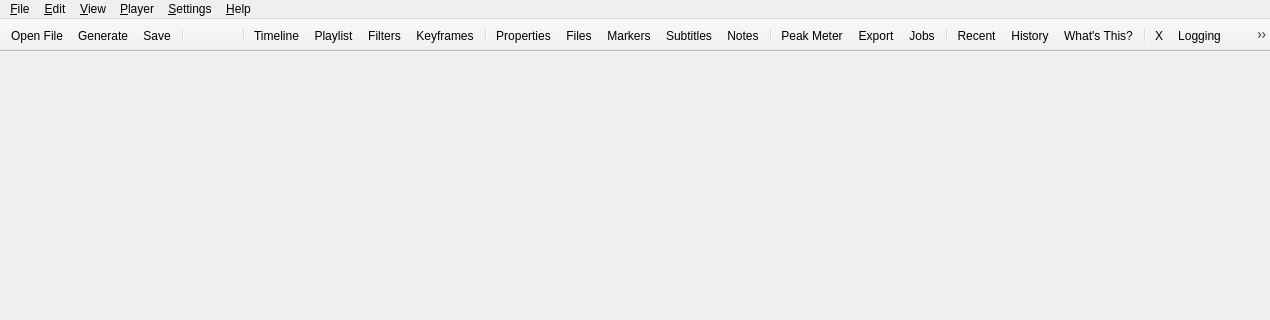
First picture: the form in src/mainwindow.ui, repository Foxlith/Shotcut-AI, before the edit; both pictures show x 0 to 1270 and y 0 to 320 of the 1270 by 688 pixel window.
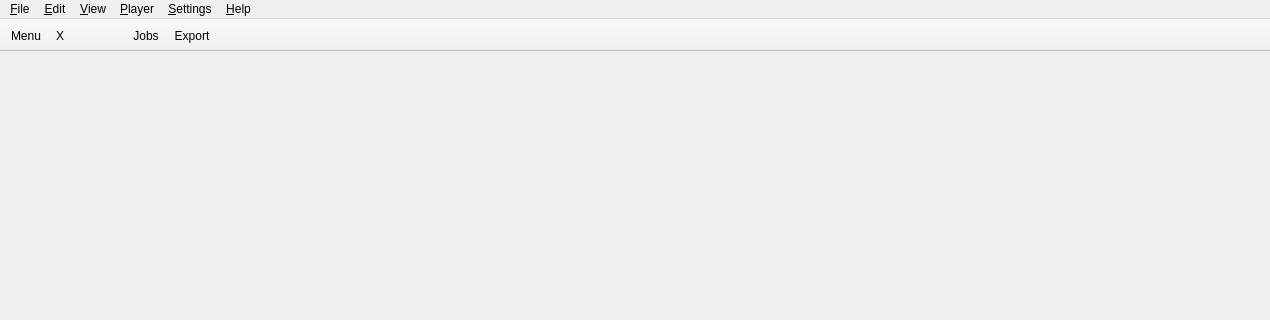
Second picture: the form after the edit. Icons and pictures are not drawn.

What changed in the file:
```diff
--- a/src/mainwindow.ui
+++ b/src/mainwindow.ui
@@ -363,46 +363,16 @@
    <attribute name="toolBarBreak">
     <bool>false</bool>
    </attribute>
-   <!-- Grupo 1: Archivo -->
-   <addaction name="actionOpen"/>
-   <addaction name="actionOpenOther2"/>
-   <addaction name="actionSave"/>
-   <addaction name="separator"/>
-   <!-- Grupo 2: Deshacer/Rehacer -->
+   <!-- Grafito top bar (52 px). Left: main menu, logo and project info
+        (inserted before dummyAction in MainWindow::setupTopBar). Center:
+        workspace switcher (inserted before dummyAction). Right: undo/redo
+        (inserted between the undo separators), jobs and export. -->
+   <addaction name="actionMainMenu"/>
+   <addaction name="dummyAction"/>
    <addaction name="undoStartSeparator"/>
    <addaction name="undoEndSeparator"/>
-   <addaction name="separator"/>
-   <!-- Grupo 3: Paneles de Trabajo -->
-   <addaction name="actionTimeline"/>
-   <addaction name="actionPlaylist"/>
-   <addaction name="actionFilters"/>
-   <addaction name="actionKeyframes"/>
-   <addaction name="separator"/>
-   <!-- Grupo 4: Paneles Secundarios -->
-   <addaction name="actionProperties"/>
-   <addaction name="actionFiles"/>
-   <addaction name="actionMarkers"/>
-   <addaction name="actionSubtitles"/>
-   <addaction name="actionNotes"/>
-   <addaction name="separator"/>
-   <!-- Grupo 5: Monitoreo & Exportacion -->
-   <addaction name="actionAudioMeter"/>
-   <addaction name="actionEncode"/>
    <addaction name="actionJobs"/>
-   <addaction name="separator"/>
-   <!-- Grupo 6: Utilidades -->
-   <addaction name="actionRecent"/>
-   <addaction name="actionHistory"/>
-   <addaction name="actionWhatsThis"/>
-   <addaction name="separator"/>
-   <!-- Grupo 7: Layouts -->
-   <addaction name="dummyAction"/>
-   <addaction name="actionLayoutLogging"/>
-   <addaction name="actionLayoutEditing"/>
-   <addaction name="actionLayoutEffects"/>
-   <addaction name="actionLayoutColor"/>
-   <addaction name="actionLayoutAudio"/>
-   <addaction name="actionLayoutPlayer"/>
+   <addaction name="actionEncode"/>
   </widget>
   <widget class="QStatusBar" name="statusBar"/>
   <action name="actionOpen">
@@ -881,6 +851,29 @@
     <string>Show Toolbar</string>
    </property>
   </action>
+  <action name="actionShowMenuBar">
+   <property name="checkable">
+    <bool>true</bool>
+   </property>
+   <property name="text">
+    <string>Show Menu Bar</string>
+   </property>
+   <property name="toolTip">
+    <string>Show the classic menu bar in addition to the main menu button</string>
+   </property>
+  </action>
+  <action name="actionMainMenu">
+   <property name="icon">
+    <iconset theme="show-menu" resource="../icons/resources.qrc">
+     <normaloff>:/icons/dark/32x32/show-menu.png</normaloff>:/icons/dark/32x32/show-menu.png</iconset>
+   </property>
+   <property name="text">
+    <string>Menu</string>
+   </property>
+   <property name="toolTip">
+    <string>Show the main menu (Alt)</string>
+   </property>
+  </action>
   <action name="actionUpgrade">
    <property name="text">
     <string>Upgrade...</string>
```
Left out of the diff: 1 changed line with no effect on the pictures.
